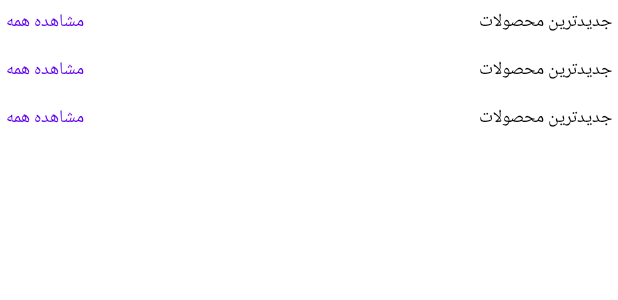
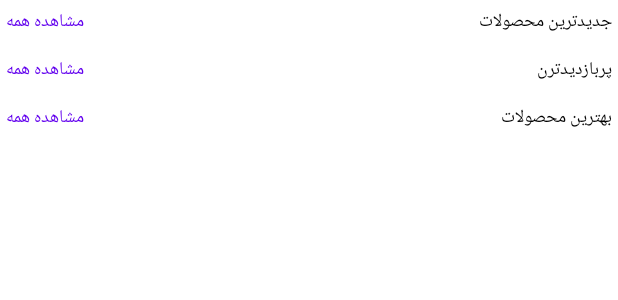
Before and after one commit to mehrdadhadifar/OnlineMarket, an Android app: the layout fragment_main_page.xml on its own in the app's theme, with its tools: preview values and no code run, on a phone screen of 412 x 824 dp. Shown: the top 300 px of the screen. Run offline under Robolectric (Android 15) with nearby library versions, the light colour scheme and no system bars.

Commit message:
Add SingleFragmentActivity. add and design MainPageFragment layout.

```diff
--- a/app/src/main/res/layout/fragment_main_page.xml
+++ b/app/src/main/res/layout/fragment_main_page.xml
@@ -62,7 +62,7 @@
                 android:layout_width="wrap_content"
                 android:layout_height="wrap_content"
                 android:padding="4dp"
-                android:text="جدیدترین محصولات"
+                android:text="پربازدیدترن"
                 android:textColor="@color/black"
                 android:textSize="12sp"
                 app:layout_constraintEnd_toEndOf="parent"
@@ -94,7 +94,7 @@
                 android:layout_width="wrap_content"
                 android:layout_height="wrap_content"
                 android:padding="4dp"
-                android:text="جدیدترین محصولات"
+                android:text="بهترین محصولات"
                 android:textColor="@color/black"
                 android:textSize="12sp"
                 app:layout_constraintEnd_toEndOf="parent"
```
